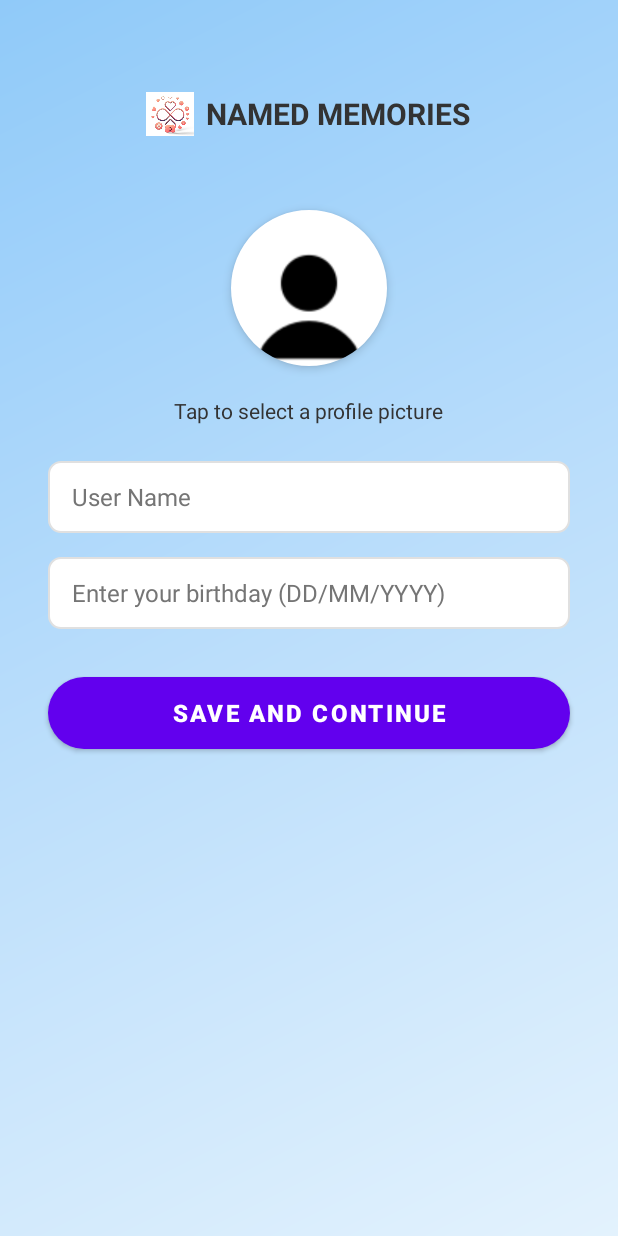
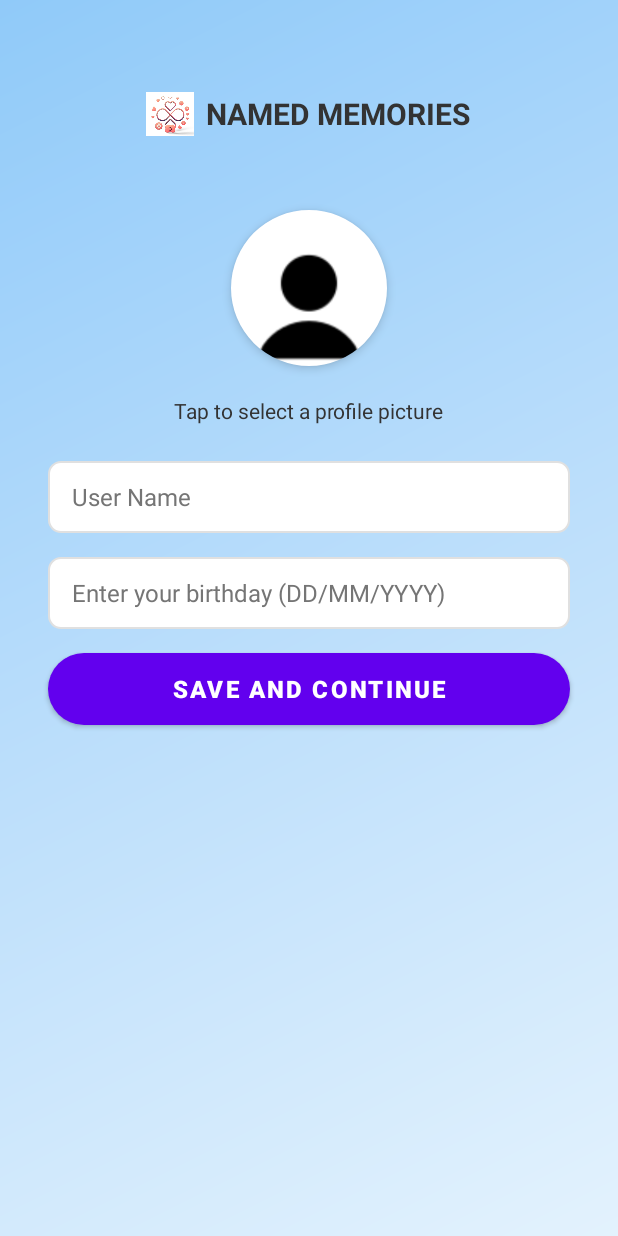
Before and after one commit to Ailover123/NAMED-MEMORIES, an Android app built with Jetpack Compose: the screen it shows after launch once a user with an empty profile is signed in (SetupActivity), on a phone screen of 412 x 824 dp. Run offline under Robolectric (Android 15) with nearby library versions, the phone set to English and light mode, and no system bars; our stand-ins replace Firebase (no records; nobody signed in at launch, a user with empty details on screens opened directly).

Commit message:
Day 6 :  5.Minor Change of setup page

```diff
--- a/app/src/main/res/layout/activity_setup.xml
+++ b/app/src/main/res/layout/activity_setup.xml
@@ -118,14 +118,38 @@
             android:textSize="16sp"
             tools:ignore="VisualLintTextFieldSize" />
 
+        <!-- Progress Bar (initially hidden) -->
+        <ProgressBar
+            android:id="@+id/progressBar"
+            android:layout_width="wrap_content"
+            android:layout_height="wrap_content"
+            android:layout_below="@id/birthdayInput"
+            android:layout_centerHorizontal="true"
+            android:layout_marginTop="24dp"
+            android:visibility="gone"
+            android:indeterminateTint="#6C5CE7" />
+
+        <!-- Progress text (initially hidden) -->
+        <TextView
+            android:id="@+id/progressText"
+            android:layout_width="wrap_content"
+            android:layout_height="wrap_content"
+            android:layout_below="@id/progressBar"
+            android:layout_centerHorizontal="true"
+            android:layout_marginTop="8dp"
+            android:text="Setting up your profile..."
+            android:textColor="#666666"
+            android:textSize="14sp"
+            android:visibility="gone" />
+
         <!-- Save button -->
         <Button
             android:id="@+id/saveButton"
             android:layout_width="match_parent"
             android:layout_height="wrap_content"
-            android:layout_below="@id/birthdayInput"
+            android:layout_below="@id/progressText"
             android:layout_marginLeft="32dp"
-            android:layout_marginTop="32dp"
+            android:layout_marginTop="16dp"
             android:layout_marginRight="32dp"
             android:background="@drawable/purple_button_bg"
             android:text="@string/Button_context"
```
